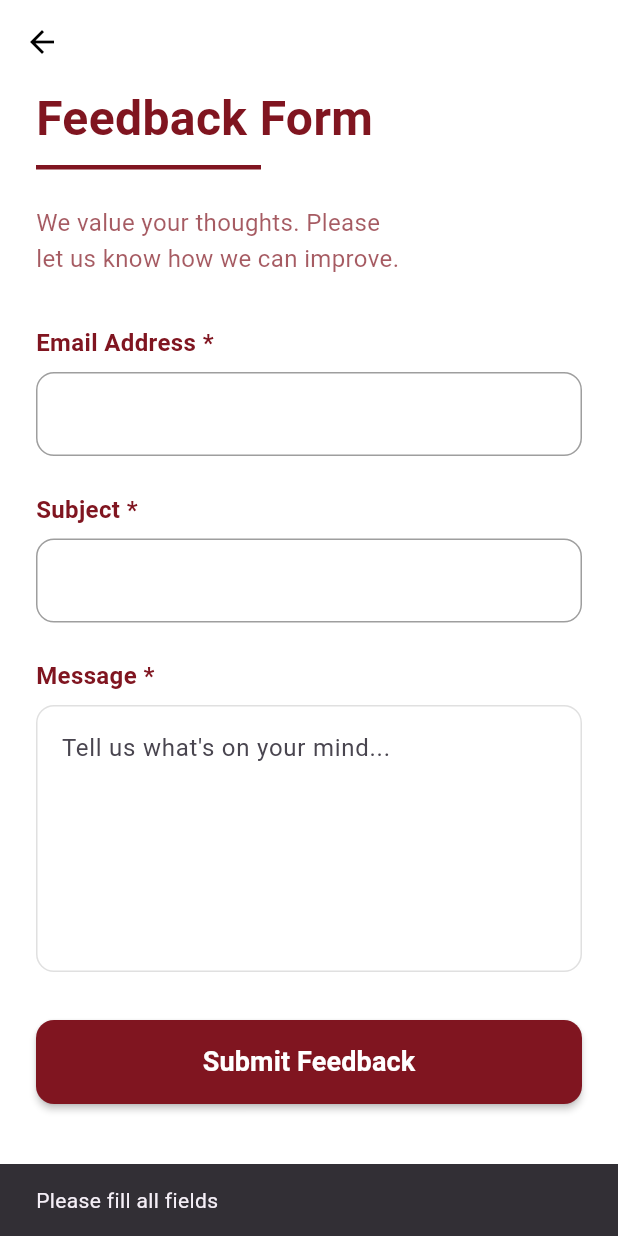
After one commit to binodjung/Connect_Magar_Peoples_Frontend, a Flutter app: the FeedbackScreen screen opened directly, after a tap on "Submit Feedback", on a phone screen of 412 x 824 dp. The commit adds this screen. Run offline on Flutter 3.47's test engine with Material 3 defaults, Android fonts, the phone set to English and light mode, and no system bars; our stand-ins replace cached_network_image, pdf, printing, shared_preferences; accounts and stored records are empty.

Commit message:
added feedback form

```diff
--- a/lib/core/constants/api_constants.dart
+++ b/lib/core/constants/api_constants.dart
@@ -20,4 +20,6 @@ class ApiConstants {
   static const String dictionaryWords = '$baseUrl/dictionary/words/';
   // History
   static const String histories = '$baseUrl/history/histories/';
+  // Feedback
+  static const String feedbackSubmit = '$baseUrl/feedback/submit/';
 }
--- /dev/null
+++ b/lib/features/feedback/presentation/feedback_screen.dart
@@ -0,0 +1,218 @@
+import 'dart:convert';
+import 'package:flutter/material.dart';
+import 'package:http/http.dart' as http;
+import '../../../core/constants/api_constants.dart';
+import '../../../core/widgets/custom_text_field.dart';
+
+class FeedbackScreen extends StatefulWidget {
+  const FeedbackScreen({Key? key}) : super(key: key);
+
+  @override
+  State<FeedbackScreen> createState() => _FeedbackScreenState();
+}
+
+class _FeedbackScreenState extends State<FeedbackScreen> {
+  final _emailController = TextEditingController();
+  final _subjectController = TextEditingController();
+  final _messageController = TextEditingController();
+  bool _isLoading = false;
+
+  final Color maroonColor = const Color(0xFF801520); // Vibrant Dark Red/Maroon from image
+
+  Future<void> _submitFeedback() async {
+    if (_emailController.text.isEmpty ||
+        _subjectController.text.isEmpty ||
+        _messageController.text.isEmpty) {
+      ScaffoldMessenger.of(context).showSnackBar(
+        const SnackBar(content: Text('Please fill all fields')),
+      );
+      return;
+    }
+
+    setState(() => _isLoading = true);
+
+    try {
+      final response = await http.post(
+        Uri.parse(ApiConstants.feedbackSubmit),
+        headers: {'Content-Type': 'application/json'},
+        body: jsonEncode({
+          'email': _emailController.text,
+          'subject': _subjectController.text,
+          'message': _messageController.text,
+        }),
+      ).timeout(const Duration(seconds: 10));
+
+      if (!mounted) return;
+
+      if (response.statusCode == 201) {
+        ScaffoldMessenger.of(context).showSnackBar(
+          const SnackBar(
+            content: Text('Feedback submitted successfully!'),
+            backgroundColor: Colors.green,
+          ),
+        );
+        _emailController.clear();
+        _subjectController.clear();
+        _messageController.clear();
+      } else {
+        ScaffoldMessenger.of(context).showSnackBar(
+          SnackBar(content: Text('Failed to submit feedback: ${response.body}')),
+        );
+      }
+    } catch (e) {
+      if (!mounted) return;
+      ScaffoldMessenger.of(context).showSnackBar(
+        SnackBar(content: Text('Connection error: $e')),
+      );
+    } finally {
+      if (mounted) setState(() => _isLoading = false);
+    }
+  }
+
+  @override
+  void dispose() {
+    _emailController.dispose();
+    _subjectController.dispose();
+    _messageController.dispose();
+    super.dispose();
+  }
+
+  @override
+  Widget build(BuildContext context) {
+    return Scaffold(
+      backgroundColor: Colors.white,
+      appBar: AppBar(
+        backgroundColor: Colors.transparent,
+        elevation: 0,
+        leading: IconButton(
+          icon: const Icon(Icons.arrow_back, color: Colors.black),
+          onPressed: () => Navigator.pop(context),
+        ),
+      ),
+      body: SingleChildScrollView(
+        padding: const EdgeInsets.symmetric(horizontal: 24.0),
+        child: Column(
+          crossAxisAlignment: CrossAxisAlignment.start,
+          children: [
+            Text(
+              'Feedback Form',
+              style: TextStyle(
+                fontSize: 32,
+                fontWeight: FontWeight.bold,
+                color: maroonColor,
+              ),
+            ),
+            const SizedBox(height: 8),
+            Container(
+              height: 3,
+              width: 150,
+              color: maroonColor,
+            ),
+            const SizedBox(height: 24),
+            Text(
+              'We value your thoughts. Please\nlet us know how we can improve.',
+              style: TextStyle(
+                fontSize: 16,
+                color: maroonColor.withOpacity(0.7),
+                height: 1.5,
+              ),
+            ),
+            const SizedBox(height: 32),
+
+            // Email Field
+            Text(
+              'Email Address *',
+              style: TextStyle(
+                fontSize: 16,
+                fontWeight: FontWeight.bold,
+                color: maroonColor,
+              ),
+            ),
+            const SizedBox(height: 8),
+            CustomTextField(
+              controller: _emailController,
+              labelText: '',
+              hintText: 'Enter your email',
+              keyboardType: TextInputType.emailAddress,
+            ),
+
+            const SizedBox(height: 24),
+
+            // Subject Field
+            Text(
+              'Subject *',
+              style: TextStyle(
+                fontSize: 16,
+                fontWeight: FontWeight.bold,
+                color: maroonColor,
+              ),
+            ),
+            const SizedBox(height: 8),
+            CustomTextField(
+              controller: _subjectController,
+              labelText: '',
+              hintText: 'What is this about?',
+            ),
+
+            const SizedBox(height: 24),
+
+            // Message Field
+            Text(
+              'Message *',
+              style: TextStyle(
+                fontSize: 16,
+                fontWeight: FontWeight.bold,
+                color: maroonColor,
+              ),
+            ),
+            const SizedBox(height: 8),
+            Container(
+              decoration: BoxDecoration(
+                borderRadius: BorderRadius.circular(12),
+                border: Border.all(color: Colors.grey.shade300),
+              ),
+              child: TextField(
+                controller: _messageController,
+                maxLines: 6,
+                decoration: const InputDecoration(
+                  hintText: 'Tell us what\'s on your mind...',
+                  border: InputBorder.none,
+                  contentPadding: EdgeInsets.all(16),
+                ),
+              ),
+            ),
+
+            const SizedBox(height: 32),
+
+            // Submit Button
+            SizedBox(
+              width: double.infinity,
+              height: 56,
+              child: ElevatedButton(
+                onPressed: _isLoading ? null : _submitFeedback,
+                style: ElevatedButton.styleFrom(
+                  backgroundColor: maroonColor,
+                  shape: RoundedRectangleBorder(
+                    borderRadius: BorderRadius.circular(12),
+                  ),
+                  elevation: 2,
+                ),
+                child: _isLoading
+                    ? const CircularProgressIndicator(color: Colors.white)
+                    : const Text(
+                        'Submit Feedback',
+                        style: TextStyle(
+                          fontSize: 18,
+                          fontWeight: FontWeight.bold,
+                          color: Colors.white,
+                        ),
+                      ),
+              ),
+            ),
+            const SizedBox(height: 40),
+          ],
+        ),
+      ),
+    );
+  }
+}
--- a/lib/features/home/presentation/home_screen.dart
+++ b/lib/features/home/presentation/home_screen.dart
@@ -5,6 +5,7 @@ import '../../profile/presentation/profile_screen.dart';
 import '../../blog/presentation/blog_list_screen.dart';
 import '../../dictionary/presentation/dictionary_screen.dart';
 import '../../history/presentation/history_list_screen.dart';
+import '../../feedback/presentation/feedback_screen.dart';
 
 class HomeScreen extends StatefulWidget {
   final String username;
@@ -263,7 +264,14 @@ class _HomeContent extends StatelessWidget {
                   });
                 }),
                 _buildGridItem(Icons.text_fields, 'Lipi Letterbook', Colors.brown),
-                _buildGridItem(Icons.feedback, 'Feedback', Colors.brown),
+                _buildGridItem(Icons.feedback, 'Feedback', Colors.brown, onTap: () {
+                  Navigator.push(
+                    context,
+                    MaterialPageRoute(
+                      builder: (context) => const FeedbackScreen(),
+                    ),
+                  );
+                }),
               ],
             ),
           ],
```
Also changed, not shown: Images/Akkha lipi.png (added), pubspec.lock.
